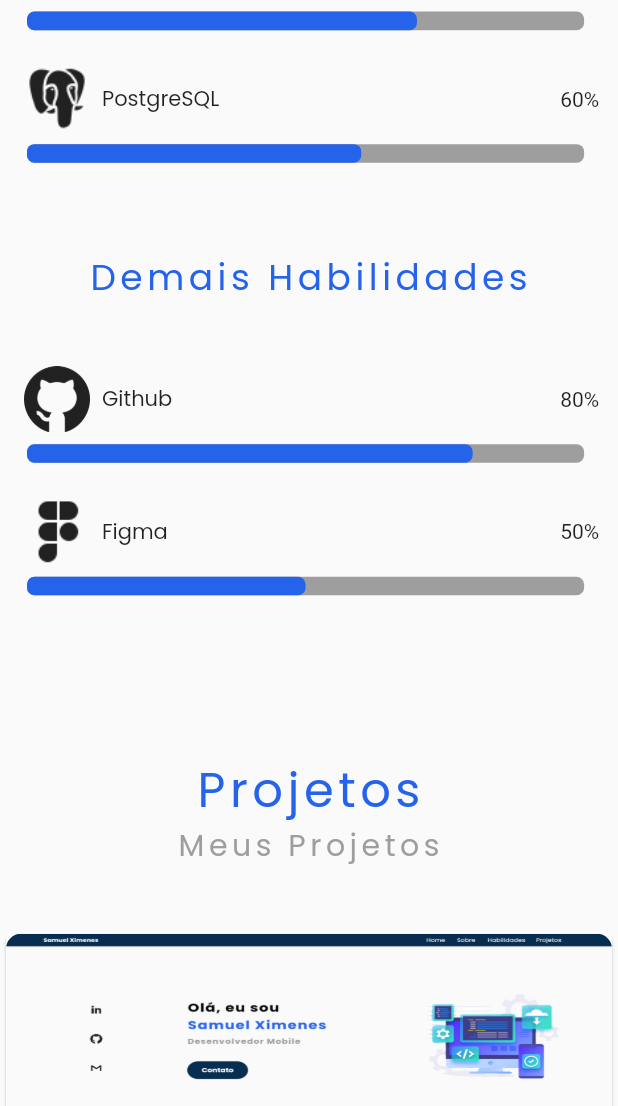
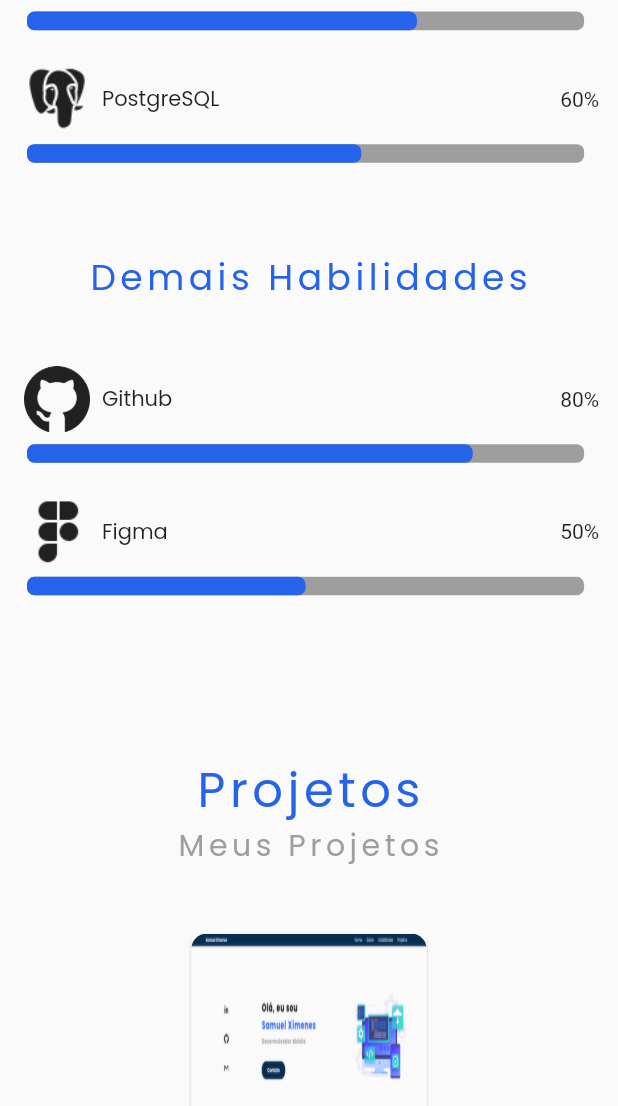
Before and after one commit to SamuelXimenes27/myPortfolio, a Flutter app: the screen it shows after launch, scrolled down 3456 dp, on a phone screen of 412 x 824 dp, the part 130-1236 px from its top. Run offline on Flutter 3.47's test engine with Material 2 defaults, Android fonts, the phone set to English and light mode, and no system bars; drawn by our look-alikes of percent_indicator; our stand-ins replace google_fonts.

Commit message:
Fix cards on projects page size and list

```diff
--- a/lib/app/modules/projects/fourth_layer.dart
+++ b/lib/app/modules/projects/fourth_layer.dart
@@ -13,6 +13,72 @@ class FourthLayer extends StatefulWidget {
 }
 
 class _FourthLayerState extends State<FourthLayer> {
+  final List<Map<String, dynamic>> projects = [
+    {
+      'title': 'Projeto 1',
+      'description': 'Descrição do Projeto 1',
+      'icon1': const Icon(Icons.code),
+      'icon2': const Icon(Icons.android),
+      'icon3': const Icon(Icons.color_lens),
+    },
+    {
+      'title': 'Projeto 2',
+      'description': 'Descrição do Projeto 2',
+      'icon1': const Icon(Icons.code),
+      'icon2': const Icon(Icons.android),
+      'icon3': const Icon(Icons.color_lens),
+    },
+    {
+      'title': 'Projeto 3',
+      'description': 'Descrição do Projeto 3',
+      'icon1': const Icon(Icons.code),
+      'icon2': const Icon(Icons.android),
+      'icon3': const Icon(Icons.color_lens),
+    },
+    {
+      'title': 'Projeto 4',
+      'description': 'Descrição do Projeto 4',
+      'icon1': const Icon(Icons.code),
+      'icon2': const Icon(Icons.android),
+      'icon3': const Icon(Icons.color_lens),
+    },
+    {
+      'title': 'Projeto 5',
+      'description': 'Descrição do Projeto 5',
+      'icon1': const Icon(Icons.code),
+      'icon2': const Icon(Icons.android),
+      'icon3': const Icon(Icons.color_lens),
+    },
+    {
+      'title': 'Projeto 6',
+      'description': 'Descrição do Projeto 6',
+      'icon1': const Icon(Icons.code),
+      'icon2': const Icon(Icons.android),
+      'icon3': const Icon(Icons.color_lens),
+    },
+    {
+      'title': 'Projeto 7',
+      'description': 'Descrição do Projeto 7',
+      'icon1': const Icon(Icons.code),
+      'icon2': const Icon(Icons.android),
+      'icon3': const Icon(Icons.color_lens),
+    },
+    {
+      'title': 'Projeto 8',
+      'description': 'Descrição do Projeto 8',
+      'icon1': const Icon(Icons.code),
+      'icon2': const Icon(Icons.android),
+      'icon3': const Icon(Icons.color_lens),
+    },
+    {
+      'title': 'Projeto 9',
+      'description': 'Descrição do Projeto 9',
+      'icon1': const Icon(Icons.code),
+      'icon2': const Icon(Icons.android),
+      'icon3': const Icon(Icons.color_lens),
+    },
+  ];
+
   @override
   Widget build(BuildContext context) {
     final _size = MediaQuery.of(context).size;
@@ -24,14 +90,13 @@ class _FourthLayerState extends State<FourthLayer> {
           subTitle: '${StringConst.fourthLayerSubTitle}\n',
         ),
         SizedBox(
-          width: _size.width > 600 ? _size.width * 0.6 : _size.width * 1,
-          height: _size.width > 600 ? _size.height * 1.2 : _size.height * 2.9,
-          child: _size.width > 600
-              ? GridView.count(
-                  crossAxisCount: 2,
-                  primary: false,
-                  crossAxisSpacing: _size.width * 0.02,
-                  mainAxisSpacing: _size.height * 0.03,
+          width: _size.width * 1,
+          height: _size.width > 950 ? _size.height * 1.3 : _size.height * 2.5,
+          child: Center(
+            child: _size.width > 950
+                ? Wrap(
+                    spacing: 8.0,
+                    runSpacing: 8.0,
                     children: [
                       CardProject(
                         titleProject: 'My WebPortfolio (Este Projeto)',
@@ -135,7 +200,6 @@ class _FourthLayerState extends State<FourthLayer> {
                         descriptionProject:
                             'Projeto desenvolvido para usar como portfolio, falar um pouco sobre mim e mostrar meus projetos feitos.',
                         pathCardImage: 'assets/images/webPortfolio.png',
-                      bottomPaddingDescription: 40,
                         iconsTecnologys: Row(
                           children: const [
                             ImageIcon(
@@ -155,9 +219,6 @@ class _FourthLayerState extends State<FourthLayer> {
                           launchUrl(Uri.parse(
                               'https://github.com/SamuelXimenes27/myPortfolio'));
                         },
-                    ),
-                    SizedBox(
-                      height: _size.height * 0.02,
                       ),
                       CardProject(
                         hasImagePath: false,
@@ -185,9 +246,6 @@ class _FourthLayerState extends State<FourthLayer> {
                               'https://github.com/SamuelXimenes27/pokedexApp'));
                         },
                       ),
-                    SizedBox(
-                      height: _size.height * 0.02,
-                    ),
                       CardProject(
                         pathCardImage: 'assets/images/lapiscoApp.png',
                         fitImage: BoxFit.contain,
@@ -211,9 +269,6 @@ class _FourthLayerState extends State<FourthLayer> {
                               'https://github.com/SamuelXimenes27/Lapisco'));
                         },
                       ),
-                    SizedBox(
-                      height: _size.height * 0.02,
-                    ),
                       CardProject(
                         pathCardImage: 'assets/images/expenseApp.png',
                         fitImage: BoxFit.contain,
@@ -235,7 +290,8 @@ class _FourthLayerState extends State<FourthLayer> {
                       ),
                     ],
                   ),
-        )
+          ),
+        ),
       ],
     );
   }
--- a/lib/app/shared/widgets/layers/project_card.dart
+++ b/lib/app/shared/widgets/layers/project_card.dart
@@ -39,7 +39,10 @@ class _CardProjectState extends State<CardProject> {
   Widget build(BuildContext context) {
     final _size = MediaQuery.of(context).size;
 
-    return Card(
+    return SizedBox(
+      height: _size.height * 0.57,
+      width: _size.width * 0.4,
+      child: Card(
         borderOnForeground: true,
         child: Column(
           children: [
@@ -158,7 +161,8 @@ class _CardProjectState extends State<CardProject> {
               child: Align(
                 alignment: Alignment.centerLeft,
                 child: SizedBox(
-                width: _size.width > 600 ? _size.width * 0.09 : _size.width * 1,
+                  width:
+                      _size.width > 600 ? _size.width * 0.09 : _size.width * 1,
                   height: _size.width > 600
                       ? _size.height * 0.04
                       : _size.height * 0.06,
@@ -177,6 +181,7 @@ class _CardProjectState extends State<CardProject> {
                 : Container()
           ],
         ),
+      ),
     );
   }
 }
```
Lines whose indentation alone changed are shown as unchanged.
